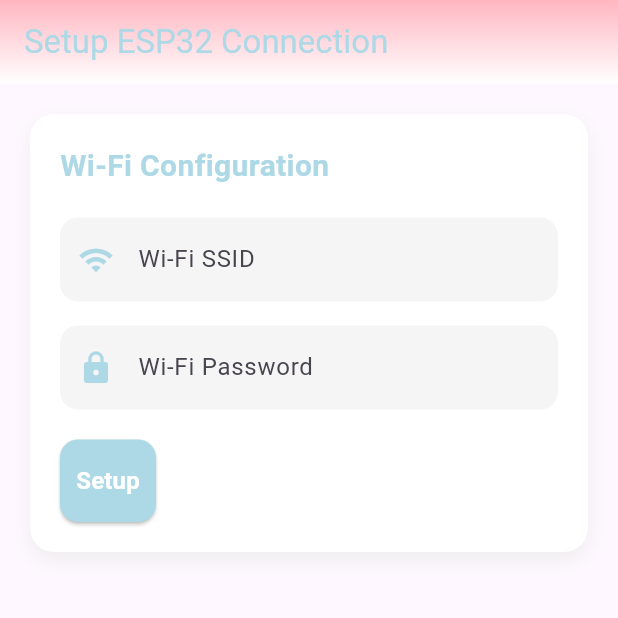
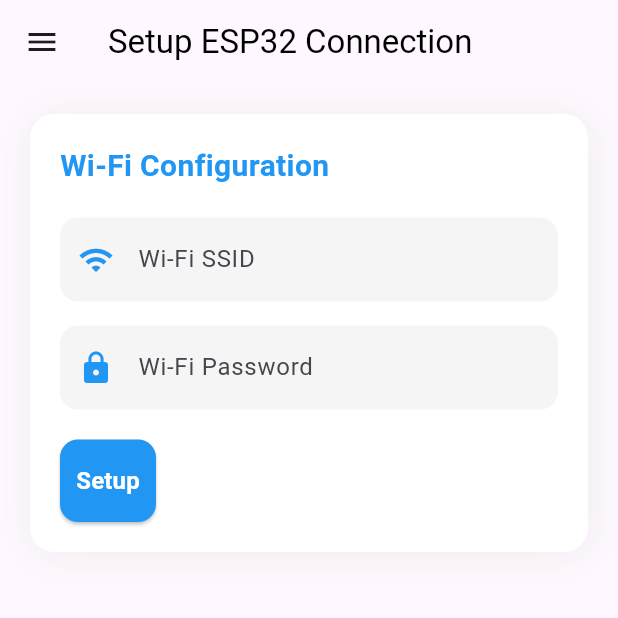
Before and after one commit to ezzzep/SMART-LOBBY-LIGHTING, a Flutter app: the SetupScreen screen opened directly, on a phone screen of 412 x 824 dp, the top half of it. Run offline on Flutter 3.47's test engine with Material 3 defaults, Android fonts, the light colour scheme and no system bars; our stand-ins replace cloud_firestore, firebase_auth, firebase_core, flutter_blue_plus, fluttertoast, google_fonts and 2 more; accounts and stored records are empty.

Commit message:
setup ui fixes

```diff
--- a/lib/screens/setup/setup_screen.dart
+++ b/lib/screens/setup/setup_screen.dart
@@ -5,9 +5,11 @@ import 'package:http/http.dart' as http;
 import 'package:fluttertoast/fluttertoast.dart';
 import 'package:shared_preferences/shared_preferences.dart';
 import 'package:smart_lighting/screens/dashboard/dashboard_screen.dart';
+import 'package:smart_lighting/services/service.dart'; // For AuthService
+import 'package:smart_lighting/common/widgets/drawer/drawer.dart';
 
 class SetupScreen extends StatefulWidget {
-  const SetupScreen({super.key}); // Made const for consistency
+  const SetupScreen({super.key});
 
   @override
   _SetupScreenState createState() => _SetupScreenState();
@@ -17,6 +19,7 @@ class _SetupScreenState extends State<SetupScreen> {
   final ESP32Controller controller = ESP32Controller();
   final TextEditingController ssidController = TextEditingController();
   final TextEditingController passwordController = TextEditingController();
+  final AuthService _authService = AuthService();
   String? esp32IP;
   bool isConnecting = false;
   bool isConnected = false;
@@ -42,7 +45,6 @@ class _SetupScreenState extends State<SetupScreen> {
       esp32IP = prefs.getString('esp32IP');
       isConnected = esp32IP != null && esp32IP!.isNotEmpty;
       if (!isConnected) {
-        // Load last credentials only if not connected
         ssidController.text = prefs.getString('lastSSID') ?? '';
         passwordController.text = prefs.getString('lastPassword') ?? '';
       }
@@ -59,7 +61,6 @@ class _SetupScreenState extends State<SetupScreen> {
   Future<void> _disconnect() async {
     if (esp32IP != null) {
       try {
-        // Send restart command to ESP32
         final response = await http.get(Uri.parse('http://$esp32IP/restart'));
         if (response.statusCode == 200) {
           print('Flutter: ESP32 restart command sent');
@@ -79,11 +80,10 @@ class _SetupScreenState extends State<SetupScreen> {
         esp32IP = null;
         isConnected = false;
         isConnecting = false;
-        // Reload last credentials after disconnect
         ssidController.text = prefs.getString('lastSSID') ?? '';
         passwordController.text = prefs.getString('lastPassword') ?? '';
       });
-      controller.initBLE(); // Restart BLE scanning
+      controller.initBLE();
     }
   }
 
@@ -91,19 +91,22 @@ class _SetupScreenState extends State<SetupScreen> {
   Widget build(BuildContext context) {
     return Scaffold(
       appBar: AppBar(
-        title: const Text('Setup ESP32 Connection',
-            style: TextStyle(color: Color(0xFFADD8E6))),
-        backgroundColor: Colors.white,
-        flexibleSpace: Container(
-          decoration: const BoxDecoration(
-            gradient: LinearGradient(
-              colors: [Color(0xFFFFB6C1), Colors.white],
-              begin: Alignment.topCenter,
-              end: Alignment.bottomCenter,
+        title: const Text(
+          'Setup ESP32 Connection',
+          style: TextStyle(color: Colors.black),
+        ),
+        leading: Builder(
+          builder: (context) {
+            return IconButton(
+              icon: const Icon(Icons.menu),
+              onPressed: () {
+                Scaffold.of(context).openDrawer();
+              },
+            );
+          },
         ),
       ),
-        ),
-      ),
+      drawer: DrawerWidget(authService: _authService),
       body: Padding(
         padding: const EdgeInsets.all(20.0),
         child: SingleChildScrollView(
@@ -117,8 +120,8 @@ class _SetupScreenState extends State<SetupScreen> {
                   boxShadow: [
                     BoxShadow(
                         color: Colors.grey.shade200,
-                        blurRadius: 10,
-                        offset: const Offset(0, 5))
+                        blurRadius: 20,
+                        offset: const Offset(1, 2))
                   ],
                 ),
                 padding: const EdgeInsets.all(20),
@@ -132,15 +135,15 @@ class _SetupScreenState extends State<SetupScreen> {
                       style: const TextStyle(
                           fontSize: 20,
                           fontWeight: FontWeight.bold,
-                          color: Color(0xFFADD8E6)),
+                          color: Colors.blue),
                     ),
                     const SizedBox(height: 20),
                     if (!isConnected) ...[
+                      _buildTextField(ssidController, 'Wi-Fi SSID', Icons.wifi),
+                      const SizedBox(height: 16),
                       _buildTextField(
-                          ssidController, 'Wi-Fi SSID', Icons.wifi),
-                      const SizedBox(height: 16),
-                      _buildTextField(passwordController, 'Wi-Fi Password',
-                          Icons.lock, obscure: true),
+                          passwordController, 'Wi-Fi Password', Icons.lock,
+                          obscure: true),
                     ],
                     if (esp32IP != null) ...[
                       const SizedBox(height: 16),
@@ -148,7 +151,7 @@ class _SetupScreenState extends State<SetupScreen> {
                           style: const TextStyle(
                               fontSize: 14,
                               fontWeight: FontWeight.w600,
-                              color: Color(0xFFD8BFD8))),
+                              color: Colors.blue)),
                     ],
                     const SizedBox(height: 20),
                     _buildActionButton(context),
@@ -170,7 +173,7 @@ class _SetupScreenState extends State<SetupScreen> {
       obscureText: obscure,
       decoration: InputDecoration(
         labelText: label,
-        prefixIcon: Icon(icon, color: const Color(0xFFADD8E6)),
+        prefixIcon: Icon(icon, color: Colors.blue),
         filled: true,
         fillColor: Colors.grey.shade100,
         border: OutlineInputBorder(
@@ -224,9 +227,8 @@ class _SetupScreenState extends State<SetupScreen> {
                 }),
       style: ElevatedButton.styleFrom(
         padding: const EdgeInsets.symmetric(vertical: 16),
-        shape: RoundedRectangleBorder(
-            borderRadius: BorderRadius.circular(12)),
-        backgroundColor: const Color(0xFFADD8E6),
+        shape: RoundedRectangleBorder(borderRadius: BorderRadius.circular(12)),
+        backgroundColor: Colors.blue,
         foregroundColor: Colors.white,
       ),
       child: isConnecting
@@ -282,7 +284,8 @@ class ESP32Controller {
         if (configChar != null) break;
       }
 
-      if (configChar == null) throw Exception("Config characteristic not found");
+      if (configChar == null)
+        throw Exception("Config characteristic not found");
 
       await configChar.setNotifyValue(true);
       String configString = "WIFI:$ssid:$password";
```
Lines whose indentation alone changed are shown as unchanged.
